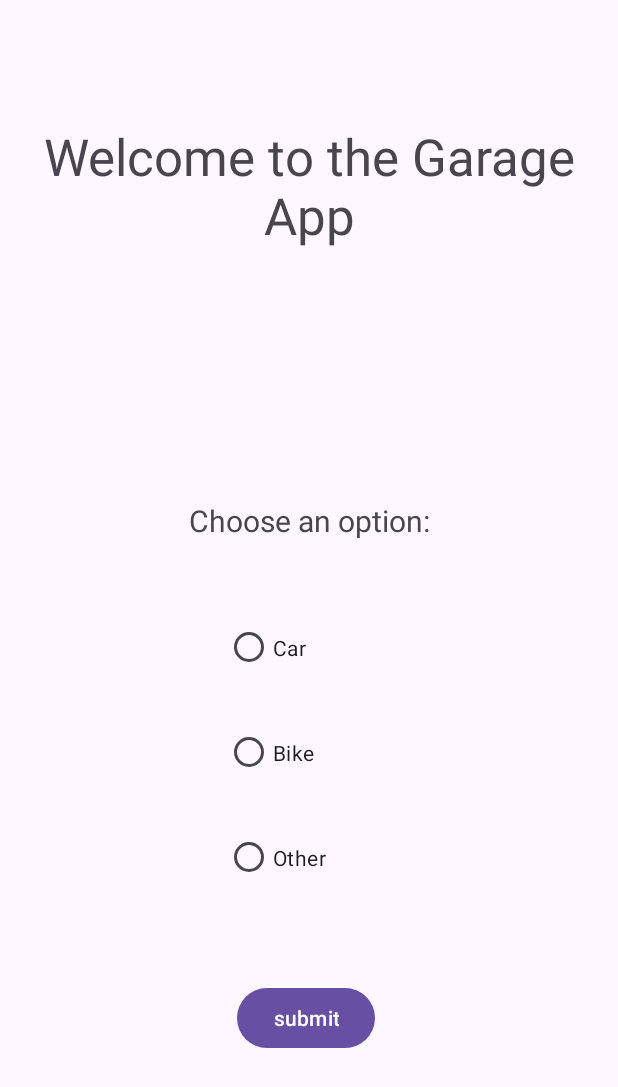
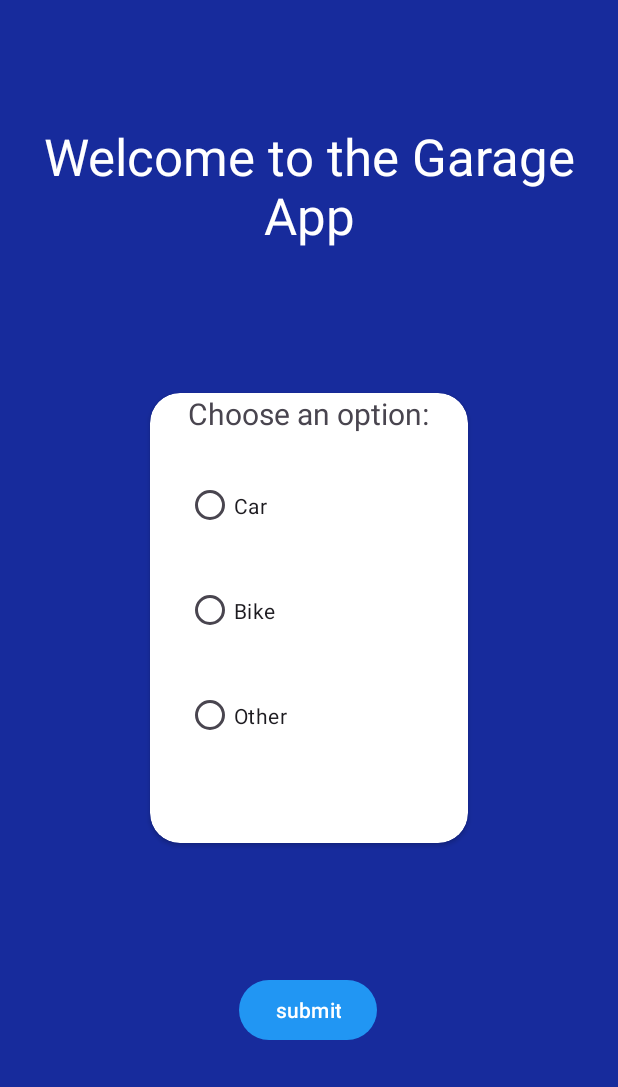
Before and after one commit to timeislife26/Garage_app, an Android app: the screen it shows after launch (MainActivity), on a phone screen of 412 x 824 dp. Shown: the top 1087 px of the screen. Run offline under Robolectric (Android 15) with nearby library versions, the phone set to English and light mode, and no system bars.

Commit message:
Added some design features

```diff
--- a/app/src/main/AndroidManifest.xml
+++ b/app/src/main/AndroidManifest.xml
@@ -29,4 +29,5 @@
         </activity>
     </application>
 
+
 </manifest>
--- a/app/src/main/res/layout/activity_main.xml
+++ b/app/src/main/res/layout/activity_main.xml
@@ -6,35 +6,50 @@
     android:layout_height="match_parent"
     tools:context=".MainActivity">
 
+
     <TextView
         android:id="@+id/Welcome_message"
-        android:layout_width="0dp"
+        android:layout_width="wrap_content"
         android:layout_height="0dp"
         android:layout_marginStart="5dp"
         android:layout_marginTop="81dp"
         android:layout_marginEnd="5dp"
-        android:layout_marginBottom="70dp"
         android:rotationX="0"
         android:text="Welcome to the Garage App"
         android:textAlignment="center"
+        android:textColor="#FFFFFF"
         android:textSize="34sp"
-        app:layout_constraintBottom_toTopOf="@+id/Choose_vehicle_text"
         app:layout_constraintEnd_toEndOf="parent"
         app:layout_constraintStart_toStartOf="parent"
         app:layout_constraintTop_toTopOf="parent" />
+
+    <androidx.cardview.widget.CardView
+        android:id="@+id/cardView6"
+        android:layout_width="match_parent"
+        android:layout_height="300dp"
+        app:cardCornerRadius="20dp"
+        android:layout_marginStart="100dp"
+        android:layout_marginEnd="100dp"
+
+        app:layout_constraintBottom_toBottomOf="parent"
+        app:layout_constraintEnd_toEndOf="parent"
+        app:layout_constraintStart_toStartOf="parent"
+        app:layout_constraintTop_toTopOf="parent"
+        app:strokeColor="#e6e6e6"
+        app:strokeWidth="5dp">
 
         <TextView
             android:id="@+id/Choose_vehicle_text"
             android:layout_width="wrap_content"
             android:layout_height="wrap_content"
             android:layout_marginBottom="26dp"
+            android:layout_marginStart="25dp"
             android:text="Choose an option:"
             android:textSize="20sp"
             app:layout_constraintBottom_toTopOf="@+id/radioGroup"
             app:layout_constraintEnd_toEndOf="parent"
             app:layout_constraintStart_toStartOf="parent"
             app:layout_constraintTop_toBottomOf="@+id/Welcome_message" />
-
 
         <RadioGroup
             android:id="@+id/radioGroup"
@@ -50,7 +65,7 @@
                 android:id="@+id/carRB"
                 android:layout_width="150dp"
                 android:layout_height="50dp"
-            android:layout_marginTop="20dp"
+                android:layout_marginTop="50dp"
                 android:text="Car"
                 app:layout_constraintEnd_toEndOf="parent"
                 app:layout_constraintHorizontal_bias="0.524"
@@ -80,16 +95,19 @@
                 app:layout_constraintTop_toBottomOf="@+id/bikeRB" />
 
         </RadioGroup>
+    </androidx.cardview.widget.CardView>
 
     <Button
         android:id="@+id/submitBtn"
         android:layout_width="wrap_content"
         android:layout_height="wrap_content"
-        android:layout_marginStart="8dp"
-        android:layout_marginBottom="121dp"
+        android:layout_marginTop="20dp"
         android:text="submit"
         app:layout_constraintBottom_toBottomOf="parent"
-        app:layout_constraintStart_toStartOf="@+id/radioGroup"
-        app:layout_constraintTop_toBottomOf="@+id/radioGroup" />
+        app:layout_constraintEnd_toEndOf="parent"
+        app:layout_constraintHorizontal_bias="0.498"
+        app:layout_constraintStart_toStartOf="parent"
+        app:layout_constraintTop_toBottomOf="@+id/cardView6"
+        app:layout_constraintVertical_bias="0.348" />
 
 </androidx.constraintlayout.widget.ConstraintLayout>
--- a/app/src/main/res/layout/activity_main3.xml
+++ b/app/src/main/res/layout/activity_main3.xml
@@ -179,6 +179,7 @@
         android:layout_marginTop="20dp"
         android:layout_marginBottom="24dp"
         android:text="Find Us"
+        android:textColor="#FFFFFF"
         app:layout_constraintBottom_toTopOf="@+id/bottomNavigationView"
         app:layout_constraintStart_toStartOf="parent"
         app:layout_constraintTop_toBottomOf="@+id/mapFAB"
@@ -192,6 +193,7 @@
         android:layout_marginTop="21dp"
         android:layout_marginBottom="24dp"
         android:text="Call Us"
+        android:textColor="#FFFFFF"
         app:layout_constraintBottom_toTopOf="@+id/bottomNavigationView"
         app:layout_constraintStart_toEndOf="@+id/textView"
         app:layout_constraintTop_toBottomOf="@+id/phoneFAB"
@@ -205,6 +207,7 @@
         android:layout_marginTop="21dp"
         android:layout_marginBottom="24dp"
         android:text="Email Us"
+        android:textColor="#FFFFFF"
         app:layout_constraintBottom_toTopOf="@+id/bottomNavigationView"
         app:layout_constraintStart_toEndOf="@+id/textView2"
         app:layout_constraintTop_toBottomOf="@+id/emailFAB"
@@ -218,6 +221,7 @@
         android:layout_marginTop="22dp"
         android:layout_marginBottom="24dp"
         android:text="Visit Website"
+        android:textColor="#FFFFFF"
         app:layout_constraintBottom_toTopOf="@+id/bottomNavigationView"
         app:layout_constraintEnd_toEndOf="parent"
         app:layout_constraintStart_toEndOf="@+id/textView3"
--- a/app/src/main/res/layout/row_layout.xml
+++ b/app/src/main/res/layout/row_layout.xml
@@ -9,7 +9,7 @@
         android:layout_width="match_parent"
         android:layout_height="101dp"
         android:layout_marginTop="5dp"
-        app:cardBackgroundColor="#EFC7C7"
+        app:cardBackgroundColor="#FFFFFF"
         app:cardCornerRadius="0dp"
         app:layout_constraintBottom_toBottomOf="parent"
         app:layout_constraintEnd_toEndOf="parent"
--- a/app/src/main/res/values/themes.xml
+++ b/app/src/main/res/values/themes.xml
@@ -1,9 +1,22 @@
 <resources xmlns:tools="http://schemas.android.com/tools">
     <!-- Base application theme. -->
+    <!-- Base application theme -->
     <style name="Base.Theme.Garage_App" parent="Theme.Material3.DayNight.NoActionBar">
-        <!-- Customize your light theme here. -->
-        <!-- <item name="colorPrimary">@color/my_light_primary</item> -->
+        <!-- Primary brand color -->
+        <item name="colorPrimary">@color/colorPrimary</item>
+        <item name="colorPrimaryDark">@color/colorPrimaryDark</item>
+        <item name="colorAccent">@color/colorAccent</item>
+
+        <!-- Customize other theme attributes -->
+        <item name="android:windowBackground">@color/colorBackground</item>
+        <item name="android:colorBackground">@color/colorBackground</item>
     </style>
+
+    <!-- Colors -->
+    <color name="colorPrimary">#2196F3</color>
+    <color name="colorPrimaryDark">#1976D2</color>
+    <color name="colorAccent">#FF4081</color>
+    <color name="colorBackground">#172B9C</color>
 
     <style name="Theme.Garage_App" parent="Base.Theme.Garage_App" />
 </resources>
```
Also changed, not shown: app/src/main/res/drawable/other1.webp. Lines whose indentation alone changed are shown as unchanged.
